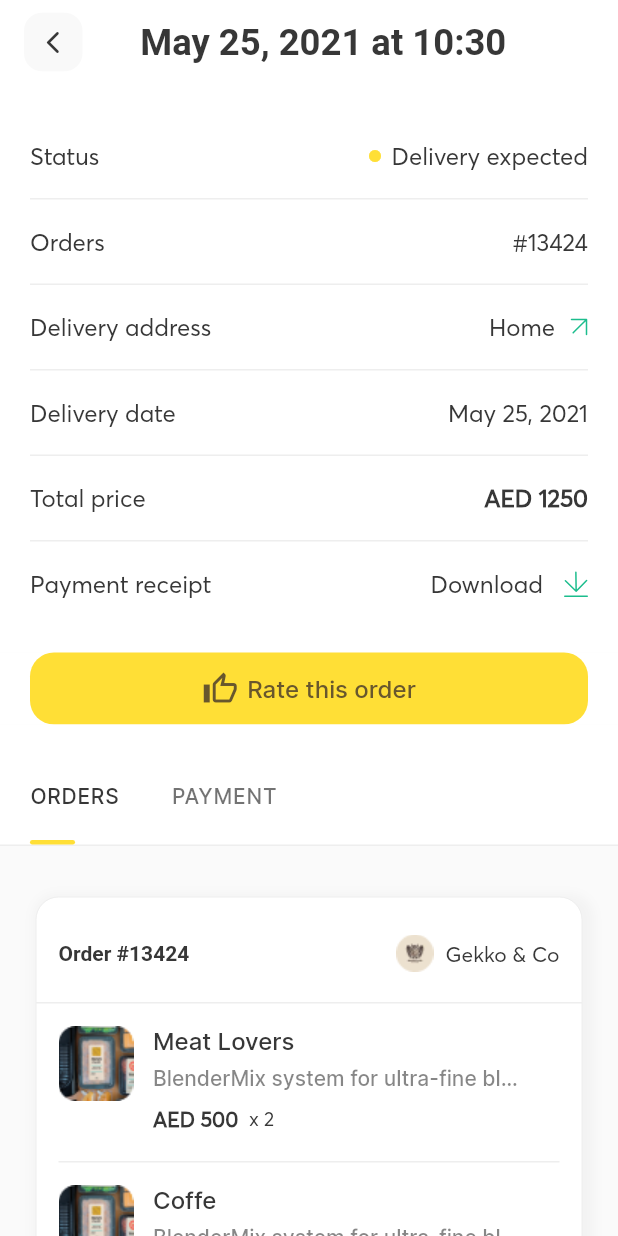
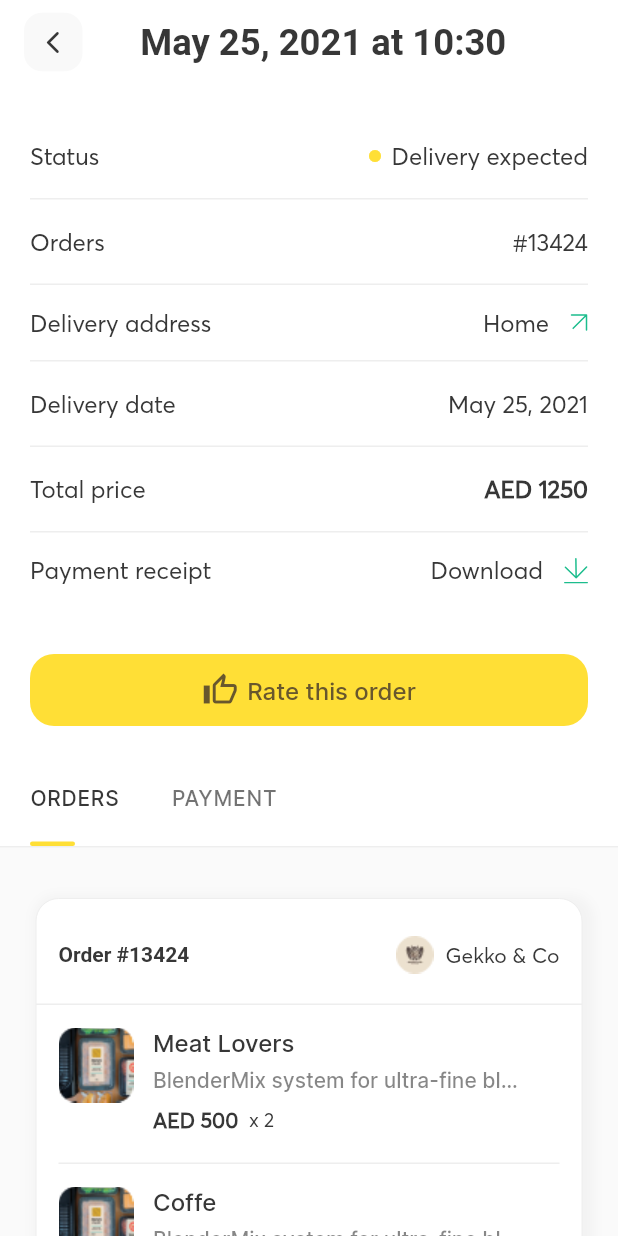
Before and after one commit to fcolakovic2/meelz, a Flutter app: the screen it shows after launch, after a tap on "Order #13424", on a phone screen of 412 x 824 dp. Run offline on Flutter 3.47's test engine with Material 2 defaults, Android fonts, the phone set to English and light mode, and no system bars; our stand-ins replace flutter_svg; Roboto replaces fonts that are missing (Averta CY).

Commit message:
dovrsen clickable surface

```diff
--- a/lib/view/order_details_screen/widgets/list_details.dart
+++ b/lib/view/order_details_screen/widgets/list_details.dart
@@ -28,7 +28,9 @@ class ListDetails extends StatelessWidget {
         children: List<Widget>.generate(
           attributes.length,
           (counter) => Padding(
-            padding: const EdgeInsets.only(bottom: 18.0),
+            padding: counter == 1 || counter == 4
+                ? const EdgeInsets.only(bottom: 5.0)
+                : const EdgeInsets.only(bottom: 18.0),
             child:
                 listDetailsRow(listDetailsLeft[counter], attributes[counter]),
           ),
--- a/lib/view/order_details_screen/widgets/list_details_row.dart
+++ b/lib/view/order_details_screen/widgets/list_details_row.dart
@@ -12,7 +12,9 @@ Container listDetailsRow(leftElement, rightElement) {
             ? listBorder()
             : BoxDecoration(),
     child: Padding(
-      padding: const EdgeInsets.only(bottom: 18.0),
+      padding: OrderScreensService().checkIfItsDelivery(leftElement)
+          ? const EdgeInsets.only(bottom: 5.0, top: 0)
+          : const EdgeInsets.only(bottom: 18.0),
       child: Row(
         mainAxisAlignment: MainAxisAlignment.spaceBetween,
         children: [
--- a/lib/view/order_details_screen/widgets/list_logic.dart
+++ b/lib/view/order_details_screen/widgets/list_logic.dart
@@ -7,40 +7,37 @@ Row listLogic(leftElement, rightElement) {
   return Row(
     children: [
       OrderScreensViewModel().deliveryOrReceiptModel(leftElement)
-          ? Text(
-              rightElement,
-              style: styleListItems,
-            )
-          : Container(),
-      !OrderScreensViewModel().checkIfItsNotPaymentReceiptModel(leftElement)
-          ? Padding(
-              padding: const EdgeInsets.only(left: 14.0),
-              child: Container(
-                child: Material(
+          ? Material(
               color: Colors.transparent,
-                  child: InkWell(
-                    splashColor: Colors.yellow[100],
-                    child: SvgPicture.asset("assets/images/Group2313.svg"),
+              child: new InkWell(
+                splashColor: Colors.orange[100],
                 onTap: () {
                   print("tapped");
                 },
+                child: Row(
+                  children: [
+                    new Container(
+                      height: 40,
+                      child: Column(
+                        mainAxisAlignment: MainAxisAlignment.center,
+                        children: [
+                          Text(
+                            rightElement,
+                            style: styleListItems,
+                          ),
+                        ],
                       ),
                     ),
+                    Padding(
+                      padding: const EdgeInsets.only(left: 14.0),
+                      child: Container(
+                        child: OrderScreensViewModel()
+                                .checkIfItsNotPaymentReceiptModel(leftElement)
+                            ? SvgPicture.asset("assets/images/Vectornew.svg")
+                            : SvgPicture.asset("assets/images/Group2313.svg"),
                       ),
                     )
-          : OrderScreensViewModel().checkIfItsDeliveryModel(leftElement)
-              ? Padding(
-                  padding: const EdgeInsets.only(left: 10.0),
-                  child: Container(
-                    child: Material(
-                      color: Colors.transparent,
-                      child: InkWell(
-                        splashColor: Colors.yellow[100],
-                        child: SvgPicture.asset("assets/images/Vectornew.svg"),
-                        onTap: () {
-                          print("tapped");
-                        },
-                      ),
+                  ],
                 ),
               ),
             )
--- a/lib/view/order_details_screen/widgets/widget_list_details.dart
+++ b/lib/view/order_details_screen/widgets/widget_list_details.dart
@@ -18,6 +18,7 @@ List<Widget> widgetsListDetails(title) {
         overscroll.disallowGlow();
       },
       child: ListView(
+        physics: const NeverScrollableScrollPhysics(),
         children: [
           Padding(
             padding: const EdgeInsets.fromLTRB(20, 30, 20, 45),
@@ -37,12 +38,15 @@ List<Widget> widgetsListDetails(title) {
       onNotification: (overscroll) {
         overscroll.disallowGlow();
       },
-      child: ListView(children: [
-        Padding(
-          padding: const EdgeInsets.fromLTRB(20, 30, 20, 45),
-          child: PaymentKartica(),
-        ),
-      ]),
+      child: ListView(
+        physics: const NeverScrollableScrollPhysics(),
+        children: [
+          Padding(
+            padding: const EdgeInsets.fromLTRB(20, 30, 20, 45),
+            child: PaymentKartica(),
+          ),
+        ],
+      ),
     ),
   ];
 }
--- a/lib/view/orders_screen/widgets/default_tabbar_custom.dart
+++ b/lib/view/orders_screen/widgets/default_tabbar_custom.dart
@@ -29,9 +29,7 @@ Widget tabBarSlider(context, ordersList, widgetsList, [widgetsBefore]) {
             child: widgetsBefore,
           ),
           tabBarReusable(ordersList),
-          SingleChildScrollView(
-            scrollDirection: Axis.vertical,
-            child: Padding(
+          Padding(
             padding: const EdgeInsets.only(left: 0.0, right: 0.0),
             child: Container(
               height: MediaQuery.of(context).size.height * 0.8,
@@ -44,7 +42,6 @@ Widget tabBarSlider(context, ordersList, widgetsList, [widgetsBefore]) {
               ),
             ),
           ),
-          ),
         ],
       ),
     ),
```
Lines whose indentation alone changed are shown as unchanged.
